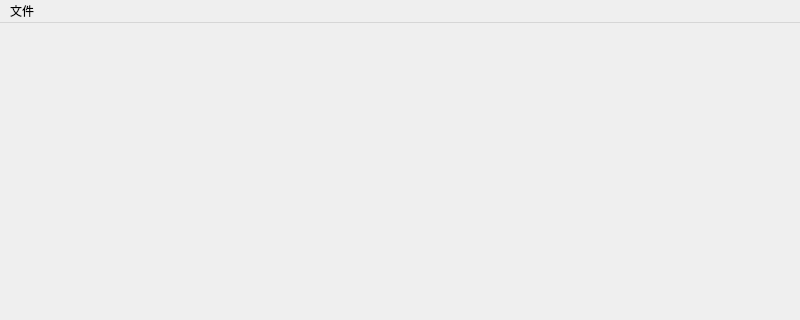
Old version of the form BMP-Viewer/bmpdisplay.ui in the repository TommyIX/BMP-Viewer; both pictures show x 0 to 800 and y 0 to 320 of the 800 by 600 pixel window.
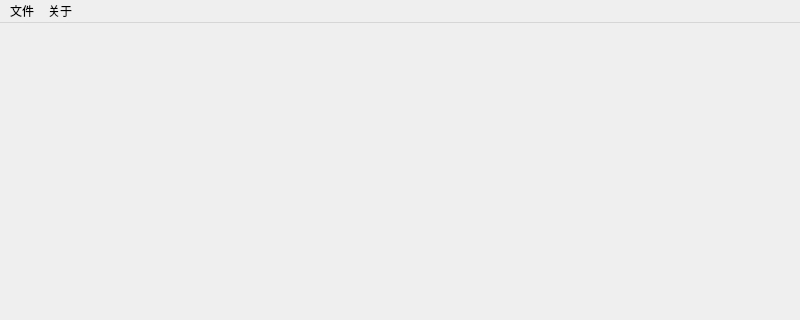
New version of the form.

Patch:
```diff
--- a/BMP-Viewer/bmpdisplay.ui
+++ b/BMP-Viewer/bmpdisplay.ui
@@ -32,7 +32,7 @@
      <x>0</x>
      <y>0</y>
      <width>800</width>
-     <height>25</height>
+     <height>21</height>
     </rect>
    </property>
    <widget class="QMenu" name="menu">
@@ -44,7 +44,14 @@
     <addaction name="separator"/>
     <addaction name="action_4"/>
    </widget>
+   <widget class="QMenu" name="menu_2">
+    <property name="title">
+     <string>关于</string>
+    </property>
+    <addaction name="action_2"/>
+   </widget>
    <addaction name="menu"/>
+   <addaction name="menu_2"/>
   </widget>
   <widget class="QStatusBar" name="statusbar"/>
   <action name="action_2">
```
Left out of the diff: 11 changed lines with no effect on the pictures.
